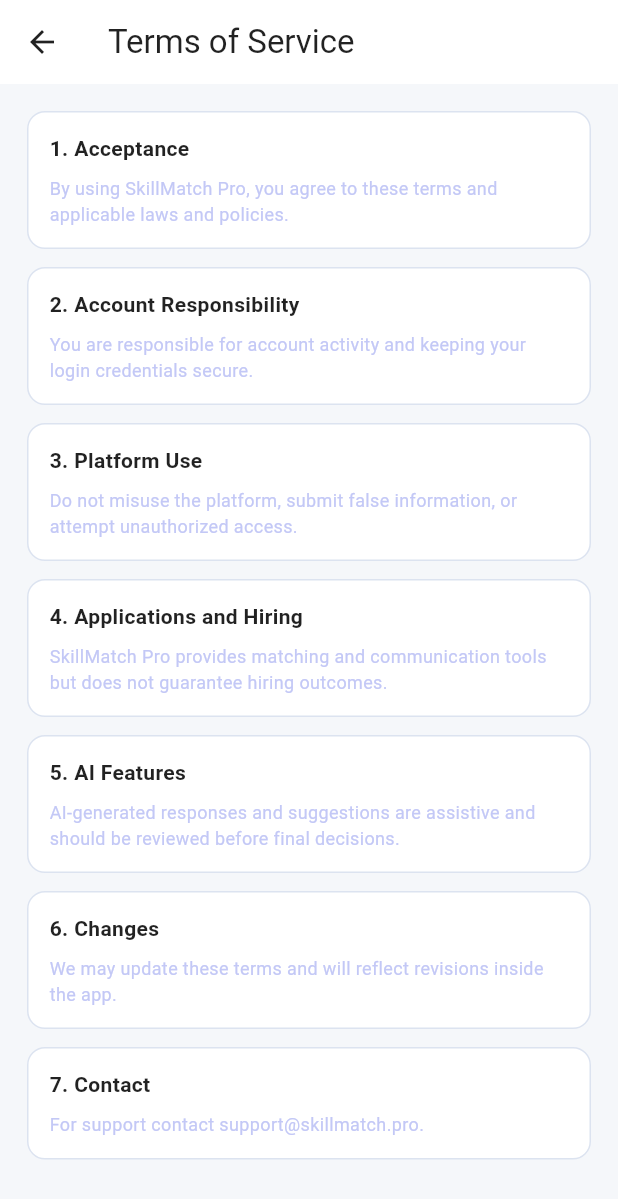
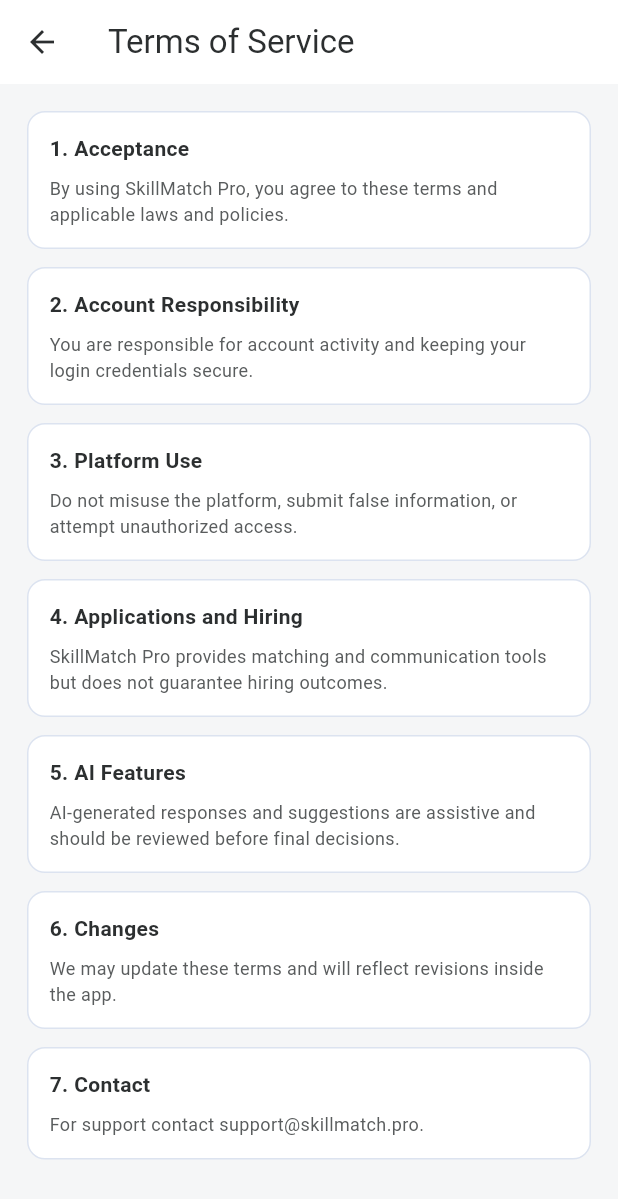
Before and after one commit to Chathurapadmal/skillmatch, a Flutter app: the TermsOfServiceScreen screen opened directly, on a phone screen of 412 x 824 dp. Shown: the top 1199 px of the screen. Run offline on Flutter 3.47's test engine with Material 3 defaults, Android fonts, the phone set to English and light mode, and no system bars; our stand-ins replace cloud_firestore, file_picker, firebase_ai, firebase_auth, firebase_core, flutter_animate and 6 more; missing offline and left inert: base32, firebase_app_check, otp; accounts and stored records are empty.

Commit message:
UI: Updated Terms of Service screen design

```diff
--- a/lib/student/settings/terms_of_service_screen.dart
+++ b/lib/student/settings/terms_of_service_screen.dart
@@ -1,17 +1,27 @@
 import 'package:flutter/material.dart';
-
-import '../../theme/app_theme.dart';
 
 class TermsOfServiceScreen extends StatelessWidget {
   const TermsOfServiceScreen({super.key});
 
+  static const primary = Color(0xFF4052B6);
+  static const deepViolet = Color(0xFF5000D2);
+  static const electricPurple = Color(0xFF652FE7);
+
+  static const textPrimary = Color(0xFF2C2F30);
+  static const textSecondary = Color(0xFF595C5D);
+
+  static const bgMain = Color(0xFFF5F6F7);
+  static const cardBg = Colors.white;
+
+  static const border = Color(0xFFDCE3F0);
+
   @override
   Widget build(BuildContext context) {
     return Scaffold(
-      backgroundColor: const Color(0xFFF5F7FA),
+      backgroundColor: bgMain,
       appBar: AppBar(
-        backgroundColor: Colors.white,
-        foregroundColor: Colors.black87,
+        backgroundColor: cardBg,
+        foregroundColor: textPrimary,
         elevation: 0,
         title: const Text('Terms of Service'),
       ),
@@ -64,15 +74,21 @@
 
   const _TermsSection({required this.title, required this.body});
 
+
+  static const textPrimary = Color(0xFF2C2F30);
+  static const textSecondary = Color(0xFF595C5D);
+  static const cardBg = Colors.white;
+  static const border = Color(0xFFDCE3F0);
+
   @override
   Widget build(BuildContext context) {
     return Container(
       margin: const EdgeInsets.only(bottom: 12),
       padding: const EdgeInsets.all(14),
       decoration: BoxDecoration(
-        color: Colors.white,
+        color: cardBg,
         borderRadius: BorderRadius.circular(12),
-        border: Border.all(color: const Color(0xFFDCE3F0)),
+        border: Border.all(color: border),
       ),
       child: Column(
         crossAxisAlignment: CrossAxisAlignment.start,
@@ -80,7 +96,7 @@
           Text(
             title,
             style: const TextStyle(
-              color: Colors.black87,
+              color: textPrimary,
               fontWeight: FontWeight.w700,
               fontSize: 14,
             ),
@@ -89,7 +105,7 @@
           Text(
             body,
             style: const TextStyle(
-              color: AppTheme.textSecondary,
+              color: textSecondary,
               fontSize: 12,
               height: 1.45,
             ),
```
